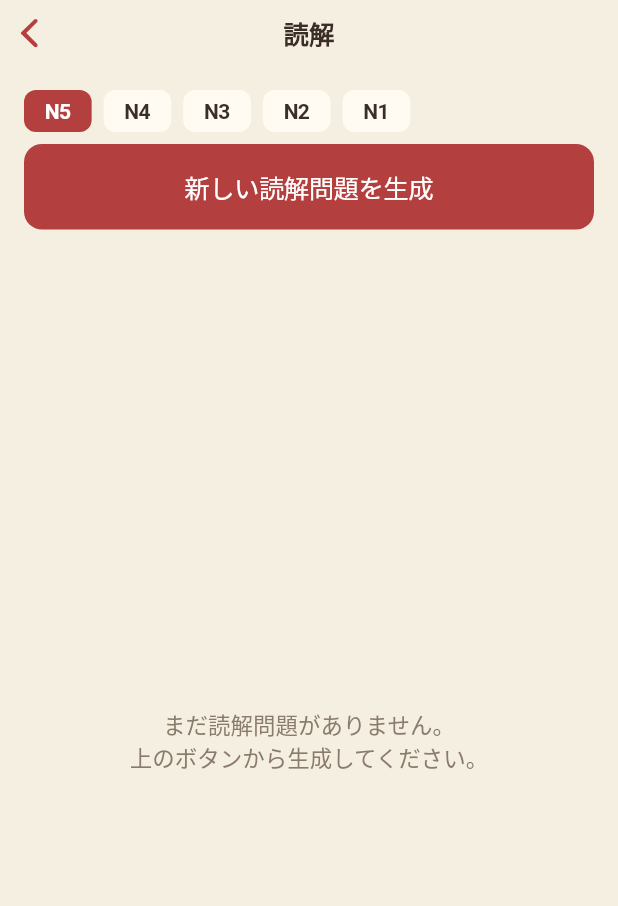
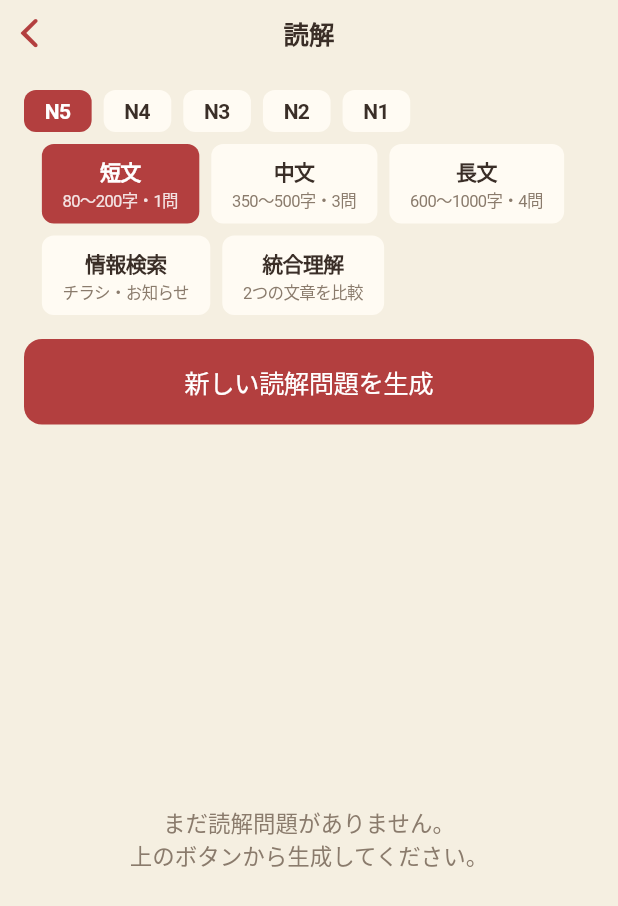
Before and after one commit to kd1453467-debug/kcho, a Flutter app: the ReadingScreen screen opened directly, on a phone screen of 412 x 824 dp. Shown: the top 906 px of the screen. Run offline on Flutter 3.47's test engine with Material 3 defaults, Android fonts, the phone set to English and light mode, and no system bars; our stand-ins replace firebase_auth, firebase_core, flutter_local_notifications, flutter_timezone, hive, hive_flutter and 3 more; accounts and stored records are empty; statements that could not run were skipped.

Commit message:
Add all 5 JLPT reading formats (短文/中文/長文/情報検索/統合理解)
Replaces the simple short/long length toggle with the exam's actual
five reading-section categories. Each ReadingType now carries its own
full prompt instruction rather than just a char-count/question-count
pair, since 情報検索 (flyer-style document) and 統合理解 (two compared
passages) differ in format, not just length — 統合理解's two passages
are generated as a single passage string with 【文章A】/【文章B】
headers, so no data model or Hive adapter changes were needed.

Co-Authored-By: Claude Sonnet 5 <noreply@anthropic.com>

```diff
--- a/lib/models/reading_passage.dart
+++ b/lib/models/reading_passage.dart
@@ -1,6 +1,62 @@
 import 'dart:convert';
 
 import 'package:hive/hive.dart';
+
+/// Which JLPT reading-section format to generate — chosen by the user
+/// before generating (see ReadingScreen). Mirrors the real exam's five
+/// categories; each carries the full instruction GroqService needs to
+/// produce that format, since they differ in more than just length (e.g.
+/// 情報検索 wants a flyer-style document, 統合理解 wants two passages).
+enum ReadingType {
+  shortPassage(
+    label: '短文',
+    chipSubtitle: '80〜200字・1問',
+    promptInstruction: '80〜200字程度の物語文かエッセイを書くこと。'
+        '本文全体のメインメッセージや筆者の考えを問う設問を1つ作ること。',
+  ),
+  mediumPassage(
+    label: '中文',
+    chipSubtitle: '350〜500字・3問',
+    promptInstruction: '350〜500字程度の説明文かエッセイを書くこと。'
+        '因果関係や具体的な内容、筆者の主張の流れを問う設問を3つ作ること。',
+  ),
+  longPassage(
+    label: '長文',
+    chipSubtitle: '600〜1000字・4問',
+    promptInstruction: '600〜1000字程度の論説文かエッセイを書くこと。'
+        '文章全体の内容展開や論理構造を問う設問を4つ作ること。',
+  ),
+  infoSearch(
+    label: '情報検索',
+    chipSubtitle: 'チラシ・お知らせ',
+    promptInstruction: 'チラシ、案内文、お知らせ、パンフレットのような形式の文章を書くこと'
+        '（日時・料金・条件などの具体的な情報を箇条書きなどで含めること）。'
+        '文章を全部読まなくても必要な情報を素早く探せるような、実生活の場面を想定した設問を2つ作ること'
+        '（例:「〇〇したい人はどれを選べばいいか」）。',
+  ),
+  integrated(
+    label: '統合理解',
+    chipSubtitle: '2つの文章を比較',
+    promptInstruction: '同じテーマについて異なる立場や視点を述べた2つの短い文章を書くこと。'
+        'それぞれの文章の前に「【文章A】」「【文章B】」という見出しを付け、各150字程度にすること。'
+        '2つの文章の共通点・相違点やそれぞれの筆者の主張を問う設問を2つ作ること。',
+  );
+
+  const ReadingType({
+    required this.label,
+    required this.chipSubtitle,
+    required this.promptInstruction,
+  });
+
+  /// Short Japanese label shown in the UI (短文/中文/長文/情報検索/統合理解).
+  final String label;
+
+  /// Small-print detail shown under [label] in the UI.
+  final String chipSubtitle;
+
+  /// Full instruction appended to the Groq prompt for this format.
+  final String promptInstruction;
+}
 
 /// One multiple-choice comprehension question about a [ReadingPassage].
 class ReadingQuestion {
--- a/lib/screens/reading_screen.dart
+++ b/lib/screens/reading_screen.dart
@@ -18,6 +18,7 @@ class ReadingScreen extends StatefulWidget {
 
 class _ReadingScreenState extends State<ReadingScreen> {
   String _level = 'N5';
+  ReadingType _type = ReadingType.shortPassage;
   bool _generating = false;
 
   Future<void> _generate() async {
@@ -25,7 +26,7 @@ class _ReadingScreenState extends State<ReadingScreen> {
 
     setState(() => _generating = true);
     try {
-      final result = await GroqService.generateReadingPassage(level: _level);
+      final result = await GroqService.generateReadingPassage(level: _level, type: _type);
       final passage = await repo.create(
         level: _level,
         passage: result.passage,
@@ -61,8 +62,7 @@ class _ReadingScreenState extends State<ReadingScreen> {
     );
   }
 
-  Widget _levelChip(String level) {
-    final selected = level == _level;
+  Widget _chip({required String label, required bool selected, required VoidCallback onTap}) {
     return Padding(
       padding: const EdgeInsets.only(right: 8),
       child: CupertinoButton(
@@ -70,14 +70,58 @@ class _ReadingScreenState extends State<ReadingScreen> {
         minimumSize: const Size(0, 0),
         color: selected ? AppColors.hankoRed : AppColors.cardBackground,
         borderRadius: BorderRadius.circular(8),
-        onPressed: _generating ? null : () => setState(() => _level = level),
+        onPressed: _generating ? null : onTap,
         child: Text(
-          level,
+          label,
           style: TextStyle(
             color: selected ? CupertinoColors.white : AppColors.inkPrimary,
             fontWeight: FontWeight.w600,
             fontSize: 14,
           ),
+        ),
+      ),
+    );
+  }
+
+  Widget _levelChip(String level) {
+    return _chip(
+      label: level,
+      selected: level == _level,
+      onTap: () => setState(() => _level = level),
+    );
+  }
+
+  Widget _typeChip(ReadingType type) {
+    final selected = type == _type;
+    return Padding(
+      padding: const EdgeInsets.only(right: 8, bottom: 8),
+      child: CupertinoButton(
+        padding: const EdgeInsets.symmetric(horizontal: 14, vertical: 8),
+        minimumSize: const Size(0, 0),
+        color: selected ? AppColors.hankoRed : AppColors.cardBackground,
+        borderRadius: BorderRadius.circular(8),
+        onPressed: _generating ? null : () => setState(() => _type = type),
+        child: Column(
+          mainAxisSize: MainAxisSize.min,
+          children: [
+            Text(
+              type.label,
+              style: TextStyle(
+                color: selected ? CupertinoColors.white : AppColors.inkPrimary,
+                fontWeight: FontWeight.w600,
+                fontSize: 14,
+              ),
+            ),
+            Text(
+              type.chipSubtitle,
+              style: TextStyle(
+                color: selected
+                    ? CupertinoColors.white.withValues(alpha: 0.85)
+                    : AppColors.inkSecondary,
+                fontSize: 11,
+              ),
+            ),
+          ],
         ),
       ),
     );
@@ -98,6 +142,10 @@ class _ReadingScreenState extends State<ReadingScreen> {
             Padding(
               padding: const EdgeInsets.fromLTRB(16, 16, 16, 8),
               child: Row(children: _levels.map(_levelChip).toList()),
+            ),
+            Padding(
+              padding: const EdgeInsets.fromLTRB(16, 0, 16, 8),
+              child: Wrap(children: ReadingType.values.map(_typeChip).toList()),
             ),
             Padding(
               padding: const EdgeInsets.symmetric(horizontal: 16),
--- a/lib/services/groq_service.dart
+++ b/lib/services/groq_service.dart
@@ -84,17 +84,20 @@ class GroqService {
   }
 
   /// Generates one JLPT [level] (e.g. "N5") reading passage with multiple
-  /// comprehension questions. Uses a lower reasoning effort than [autoFill]
-  /// since a passage + questions is a much larger response — this keeps
-  /// token usage low enough to stay comfortably inside Groq's free-tier
-  /// per-minute limit.
+  /// comprehension questions, in the requested [type] (see [ReadingType] —
+  /// mirrors the exam's own 短文/中文/長文/情報検索/統合理解 categories).
+  /// Uses a lower reasoning effort than [autoFill] since a passage +
+  /// questions is a much larger response — this keeps token usage low
+  /// enough to stay comfortably inside Groq's free-tier per-minute limit
+  /// even for [ReadingType.longPassage].
   static Future<GroqReadingResult> generateReadingPassage({
     required String level,
+    required ReadingType type,
   }) async {
     final prompt = 'JLPT $levelレベルの読解問題を1つ作成してください。'
-        '日本語の文章は100〜200字程度で、$levelの学習者が読める語彙・文法だけを使うこと。'
-        '文章の内容について理解を確認する設問を3つ作り、各設問に4つの選択肢と、'
-        '正解のインデックス（0始まり）を付けること。'
+        '${type.promptInstruction}'
+        '$levelの学習者が読める語彙・文法だけを使うこと。'
+        '各設問に4つの選択肢と、正解のインデックス（0始まり）を付けること。'
         '次のJSON形式だけを返してください。説明文は付けないこと。\n'
         '{"passage": "日本語の文章", "questions": ['
         '{"question": "設問文", "options": ["選択肢1","選択肢2","選択肢3","選択肢4"], "correctIndex": 0}'
```
